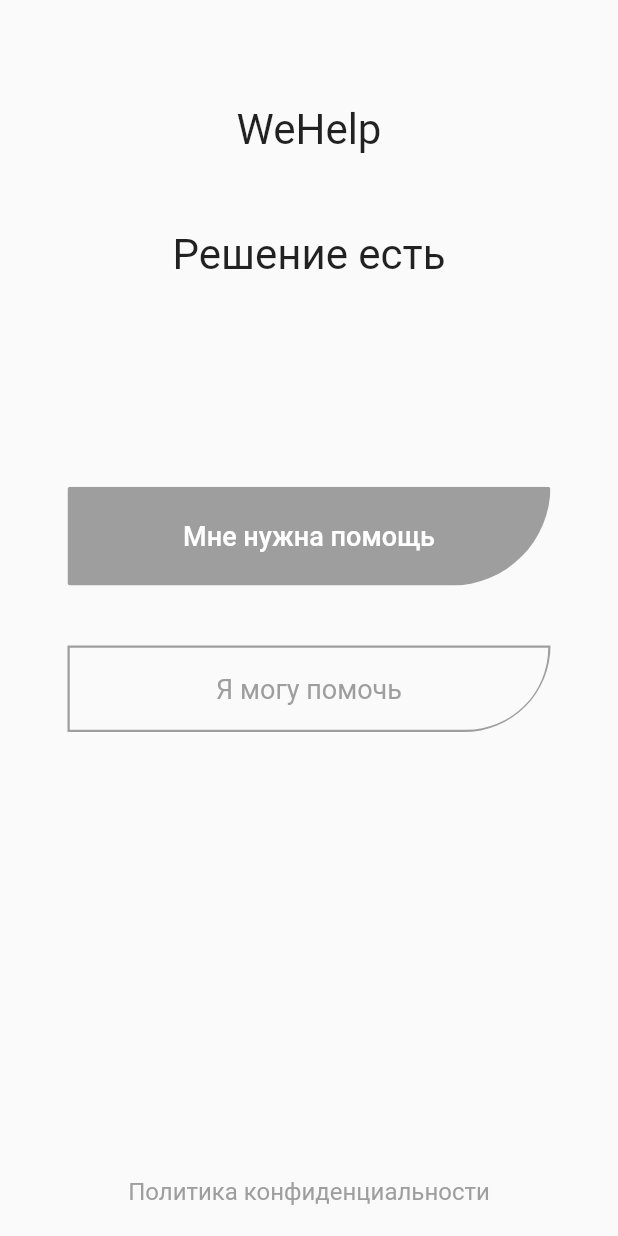
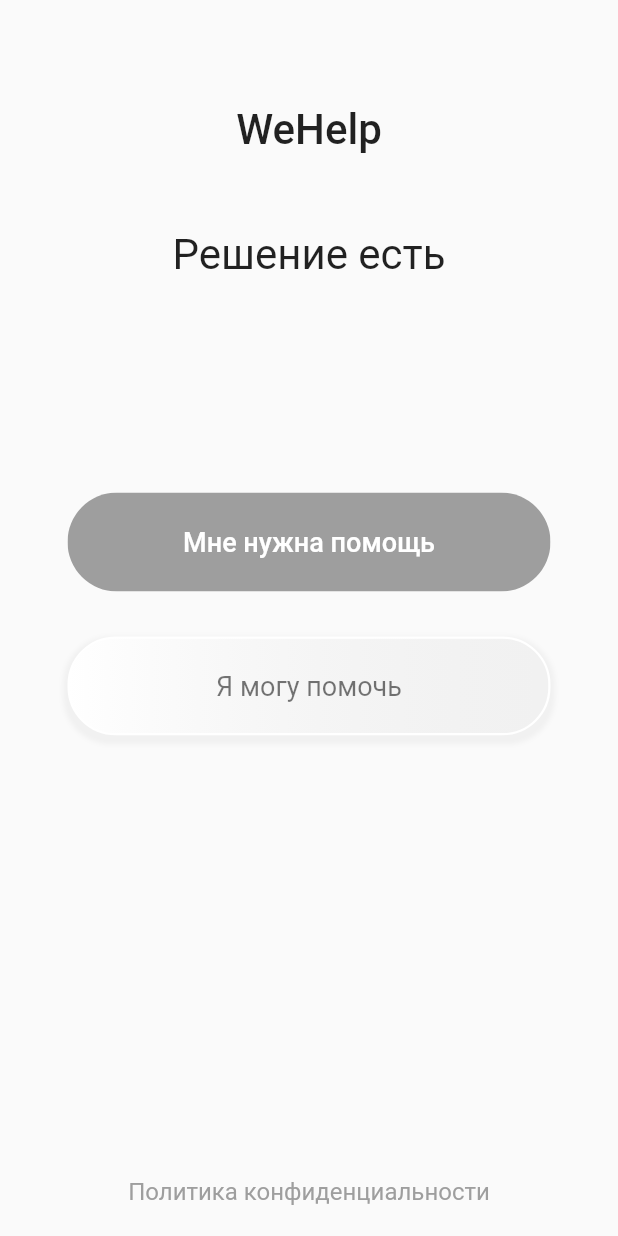
Before and after one commit to ars-kalinichenko/WeHelp, a Flutter app: the screen it shows after launch, on a phone screen of 412 x 824 dp. Run offline on Flutter 3.47's test engine with Material 2 defaults, Android fonts, the phone set to English and light mode, and no system bars; Roboto replaces fonts that are missing (Montserrat).

Commit message:
Added gradient button

```diff
--- a/we_help/lib/Screens/HomeCustomer/components/body.dart
+++ b/we_help/lib/Screens/HomeCustomer/components/body.dart
@@ -10,7 +10,7 @@
 class Body extends StatelessWidget {
   @override
   Widget build(BuildContext context) {
-    String searchText = "";
+    String _searchText = "";
 
     // This method is rerun every time setState is called, for instance as done
     // by the _incrementCounter method above.
@@ -87,7 +87,7 @@
                         height: 0.07,
                         keyboardMode: TextCapitalization.sentences,
                         onChanged: (value) {
-                          searchText = value;
+                          _searchText = value;
                         }),
                     SizedBox(height: 10),
                     RoundedButton(
@@ -97,11 +97,11 @@
                           context,
                           MaterialPageRoute(
                             builder: (context) {
-                              return SearchScreen(searchText);
+                              return SearchScreen(_searchText);
                             },
                           ),
                         );
-                        log("Searching: $searchText"); //TODO: push to server
+                        log("Searching: $_searchText"); //TODO: push to server
                       },
                     ),
                   ])),
--- a/we_help/lib/Screens/PrivacyPolicy/privacy_screen.dart
+++ b/we_help/lib/Screens/PrivacyPolicy/privacy_screen.dart
@@ -6,6 +6,7 @@
 import 'package:we_help/constants.dart';
 
 PrivacyState pageState;
+
 class PrivacyScreen extends StatefulWidget {
   @override
   PrivacyState createState() {
--- a/we_help/lib/Screens/Welcome/components/body.dart
+++ b/we_help/lib/Screens/Welcome/components/body.dart
@@ -3,8 +3,8 @@
 import 'package:flutter/material.dart';
 import 'package:we_help/Screens/HomeCustomer/home_customer_screen.dart';
 import 'package:we_help/Screens/PrivacyPolicy/privacy_screen.dart';
-import 'package:we_help/components/rounded_border_button.dart';
 import 'package:we_help/components/rounded_button.dart';
+import 'package:we_help/components/rounded_gradient_button.dart';
 
 import '../../../constants.dart';
 
@@ -50,7 +50,8 @@
                       textAlign: TextAlign.center,
                       style: TextStyle(
                           fontSize: HeadersFontSize,
-                          fontFamily: PrimaryFontFamily)),
+                          fontFamily: PrimaryFontFamily,
+                          fontWeight: FontWeight.w500)),
                 ),
                 SizedBox(height: 50.0),
                 Container(
@@ -84,7 +85,7 @@
                         );
                       }),
                   SizedBox(height: 20.0),
-                  RoundedBorderButton(
+                  RoundedGradientButton(
                       text: "Я могу помочь",
                       press: () {},
                       color: Colors.transparent,
--- a/we_help/lib/components/rounded_border_button.dart
+++ /dev/null
@@ -1,54 +0,0 @@
-import 'package:flutter/material.dart';
-import 'package:we_help/constants.dart';
-
-class RoundedBorderButton extends StatelessWidget {
-  final String text;
-  final double width; // Relative value for adaptive width
-  final double height; // Relative value for adaptive height
-  final Function press; // Function that will fire when clicked
-  final double border;
-  final Color color, textColor;
-
-  const RoundedBorderButton({
-    Key key,
-    this.text,
-    this.width = 0.8,
-    this.height = 0.07,
-    this.press,
-    this.color = PrimaryColor,
-    this.border = 1.5,
-    this.textColor = Colors.white,
-  }) : super(key: key);
-
-  @override
-  Widget build(BuildContext context) {
-    Size size = MediaQuery.of(context).size;
-    return Container(
-      width: size.width * width,
-      height: size.height * height,
-      margin: EdgeInsets.symmetric(vertical: 10),
-      child: GestureDetector(
-        child: Container(
-          decoration: BoxDecoration(
-              border: Border.all(
-                  color: PrimaryColor, style: BorderStyle.solid, width: border),
-              color: color,
-              borderRadius:
-                  BorderRadius.only(bottomRight: const Radius.circular(100.0))),
-          child: Center(
-            child: Text(
-              text,
-              style: TextStyle(
-                  color: textColor,
-                  fontSize: SubheadingFontSize,
-                  fontFamily: PrimaryFontFamily),
-            ),
-          ),
-        ),
-        onTap: () {
-          press();
-        },
-      ),
-    );
-  }
-}
--- a/we_help/lib/components/rounded_button.dart
+++ b/we_help/lib/components/rounded_button.dart
@@ -2,11 +2,11 @@
 import 'package:we_help/constants.dart';
 
 class RoundedButton extends StatelessWidget {
-  final String text;
+  final String text; // Text in button
   final double width; // Relative value for adaptive width
   final double height; // Relative value for adaptive height
   final Function press; // Function that will fire when clicked
-  final Color color, textColor;
+  final Color color, textColor; // Button color and text color
 
   const RoundedButton({
     Key key,
@@ -14,30 +14,33 @@
     this.width = 0.8,
     this.height = 0.07,
     this.press,
-    this.color = PrimaryColor,
-    this.textColor = Colors.white,
+    this.color = Colors.white,
+    this.textColor = Colors.black,
   }) : super(key: key);
 
   @override
   Widget build(BuildContext context) {
     Size size = MediaQuery.of(context).size;
-    return Container(
+    Container container = Container(
       margin: EdgeInsets.symmetric(vertical: 10),
       width: size.width * width,
       height: size.height * height,
       child: ClipRRect(
-        borderRadius:
-            BorderRadius.only(bottomRight: const Radius.circular(100.0)),
+        borderRadius: BorderRadius.all(Radius.circular(100.0)),
         child: FlatButton(
           color: color,
           splashColor: Colors.transparent,
           onPressed: press,
           child: Text(
             text,
-            style: TextStyle(color: textColor, fontSize: SubheadingFontSize),
+            style: TextStyle(
+                color: textColor,
+                fontSize: SubheadingFontSize,
+                fontFamily: PrimaryFontFamily),
           ),
         ),
       ),
     );
+    return container;
   }
 }
--- /dev/null
+++ b/we_help/lib/components/rounded_gradient_button.dart
@@ -0,0 +1,65 @@
+import 'package:flutter/material.dart';
+
+class RoundedGradientButton extends StatelessWidget {
+  final String text; // Text in button
+  final double width; // Relative value for adaptive width
+  final double height; // Relative value for adaptive height
+  final Function press; // Function that will fire when clicked
+  final Color color, textColor; // Button color and text color
+  final double border;
+
+  const RoundedGradientButton(
+      {Key key,
+      this.text,
+      this.width = 0.8,
+      this.height = 0.08,
+      this.press,
+      this.color = Colors.white,
+      this.textColor = Colors.black,
+      this.border = 1.5})
+      : super(key: key);
+
+  @override
+  Widget build(BuildContext context) {
+    Size size = MediaQuery.of(context).size;
+    Container container = Container(
+      width: size.width * width,
+      height: size.height * height,
+      child: ClipRect(
+        child: Ink(
+          decoration: BoxDecoration(
+            gradient: LinearGradient(
+              colors: [Color(0xF4F4F4), Colors.white],
+              begin: Alignment.centerRight,
+              end: Alignment.centerLeft,
+            ),
+            borderRadius: BorderRadius.circular(32),
+            border: Border.all(
+                color: Colors.white, style: BorderStyle.solid, width: border),
+            boxShadow: [
+              BoxShadow(
+                color: Colors.grey.withOpacity(0.1),
+                spreadRadius: 3,
+                blurRadius: 2,
+                offset: Offset(0, 3),
+              ) // changes position of shadow
+            ],
+          ),
+          child: Container(
+            constraints: BoxConstraints(maxWidth: 300.0, minHeight: 50.0),
+            alignment: Alignment.center,
+            child: Text(
+              text,
+              textAlign: TextAlign.center,
+              style: TextStyle(
+                color: Colors.black54,
+                fontSize: 18,
+              ),
+            ),
+          ),
+        ),
+      ),
+    );
+    return container;
+  }
+}
```
Also changed, not shown: we_help/lib/Screens/HomeCustomer/home_customer_screen.dart (line endings or trailing spaces).
